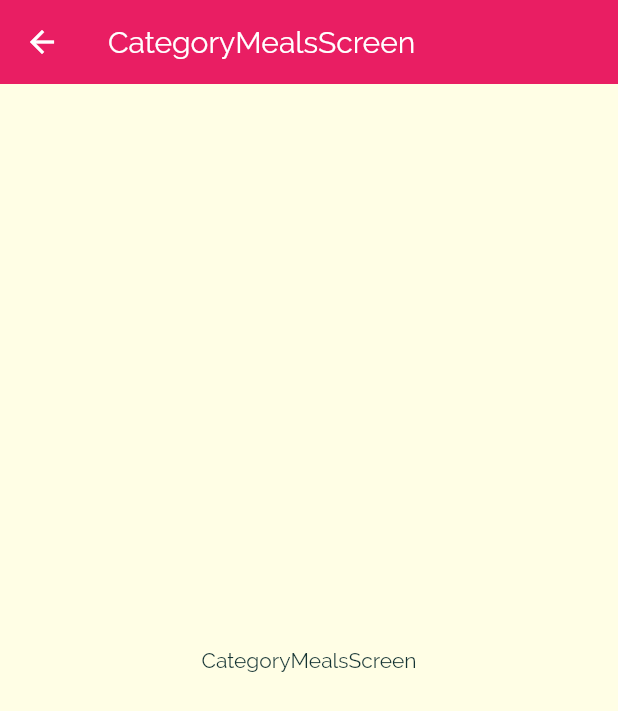
After one commit to thought7878/udemy_meals_app, a Flutter app: the screen it shows after launch, after a tap on "Italian", on a phone screen of 412 x 824 dp. The commit adds this screen. Shown: the top 711 px of the screen. Run offline on Flutter 3.47's test engine with Material 2 defaults, Android fonts, the phone set to English and light mode, and no system bars.

Commit message:
158. Navigating to a New Page

```diff
--- a/lib/screens/category_item.dart
+++ b/lib/screens/category_item.dart
@@ -1,4 +1,5 @@
 import 'package:flutter/material.dart';
+import 'package:udemy_meals_app/screens/category_meals_screen.dart';
 
 class CategoryItem extends StatelessWidget {
   final String title;
@@ -6,9 +7,23 @@ class CategoryItem extends StatelessWidget {
 
   CategoryItem(this.title, this.color);
 
+  void tapItem(BuildContext ct) {
+    Navigator.of(ct).push(
+      MaterialPageRoute(
+        builder: (_) {
+          return CategoryMealsScreen();
+        },
+      ),
+    );
+  }
+
   @override
   Widget build(BuildContext context) {
-    return Container(
+    return InkWell(
+      onTap: () => tapItem(context),
+      splashColor: Theme.of(context).primaryColor,
+      borderRadius: BorderRadius.circular(8),
+      child: Container(
         child: Text(
           title,
           style: Theme.of(context).textTheme.title,
@@ -25,6 +40,7 @@ class CategoryItem extends StatelessWidget {
           ),
           borderRadius: BorderRadius.circular(8),
         ),
+      ),
     );
   }
 }
--- /dev/null
+++ b/lib/screens/category_meals_screen.dart
@@ -0,0 +1,16 @@
+import 'package:flutter/material.dart';
+
+class CategoryMealsScreen extends StatelessWidget {
+  @override
+  Widget build(BuildContext context) {
+    return Scaffold(
+      appBar: AppBar(
+        title: Text('CategoryMealsScreen'),
+        elevation: 0.0,
+      ),
+      body: Center(
+        child: Text('CategoryMealsScreen'),
+      ),
+    );
+  }
+}
```
Lines whose indentation alone changed are shown as unchanged.
